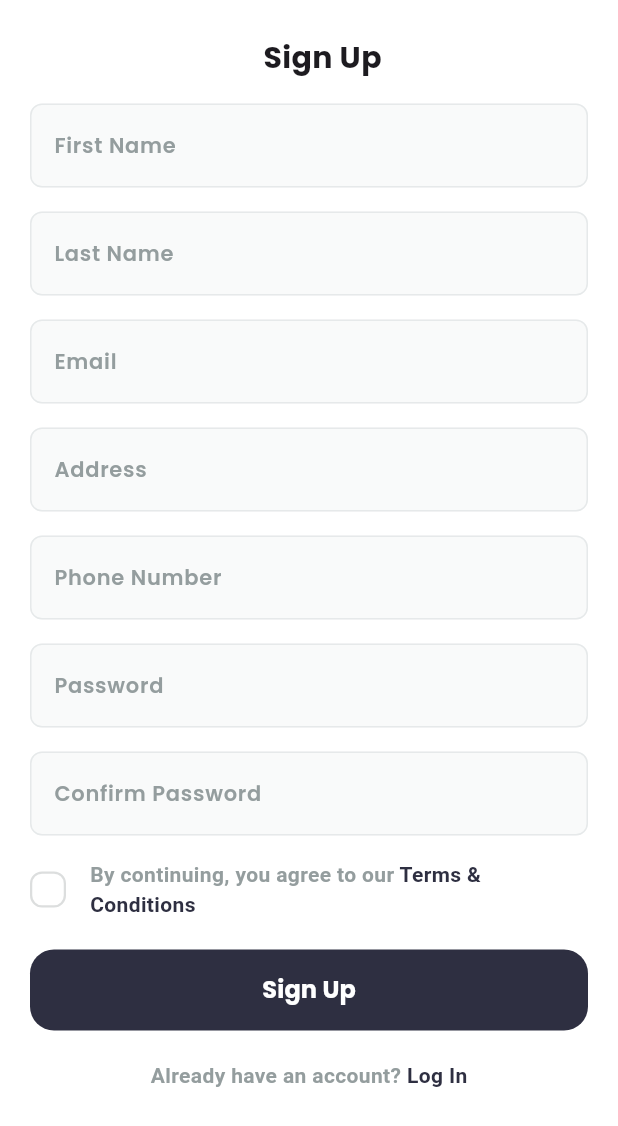
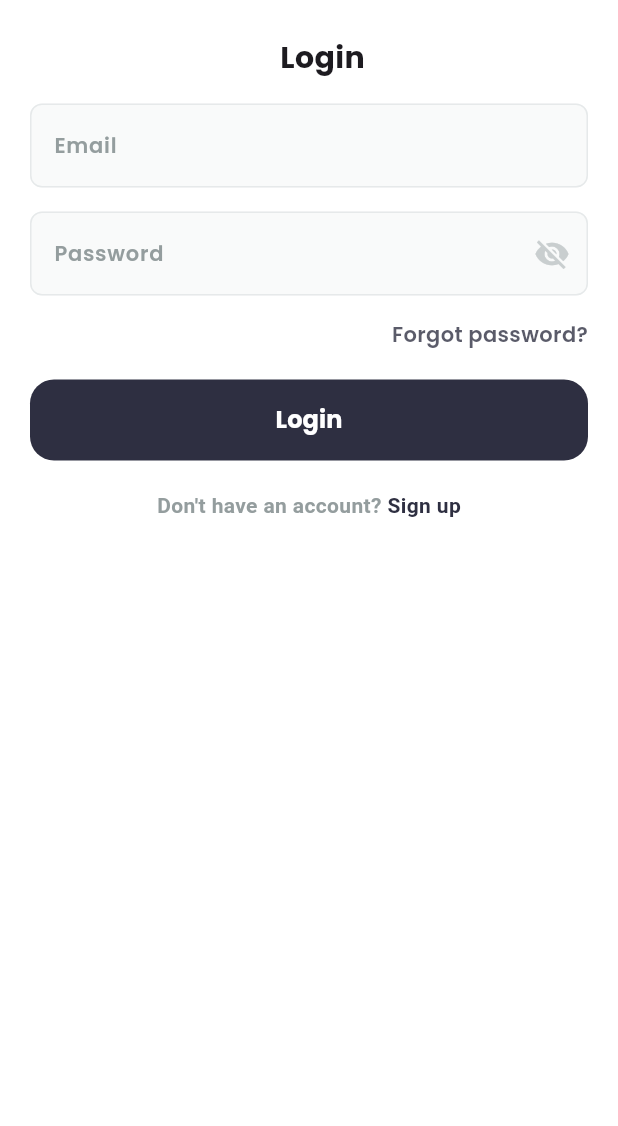
Before and after one commit to amirrrra/Electronics-App, a Flutter app: the screen it shows after launch, on a phone screen of 412 x 824 dp. Shown: the top 1126 px of the screen. Run offline on Flutter 3.47's test engine with Material 3 defaults, Android fonts, the phone set to English and light mode, and no system bars; our stand-ins replace flutter_svg.

Commit message:
Build login and signup views ui

```diff
--- a/lib/core/utils/app_colors.dart
+++ b/lib/core/utils/app_colors.dart
@@ -2,6 +2,7 @@ import 'package:flutter/material.dart';
 
 abstract class AppColors {
   static const primaryColor = Color(0xff2E2F41);
+  static const secondaryColor = Color.fromARGB(201, 46, 47, 65);
   static const black = Colors.black;
   static const white = Colors.white;
   static const transparent = Colors.transparent;
--- /dev/null
+++ b/lib/features/authentication/presentation/views/signin_view.dart
@@ -0,0 +1,15 @@
+import 'package:electronics_app/core/utils/app_colors.dart';
+import 'package:electronics_app/features/authentication/presentation/views/widgets/signin_widget.dart';
+import 'package:flutter/material.dart';
+
+class SigninView extends StatelessWidget {
+  const SigninView({super.key});
+
+  @override
+  Widget build(BuildContext context) {
+    return Scaffold(
+      backgroundColor: AppColors.white,
+      body: SigninWidget(),
+    );
+  }
+}
--- /dev/null
+++ b/lib/features/authentication/presentation/views/widgets/forgot_password_widget.dart
@@ -0,0 +1,23 @@
+import 'package:electronics_app/core/utils/app_colors.dart';
+import 'package:electronics_app/core/utils/app_styles.dart';
+import 'package:flutter/material.dart';
+
+class ForgotPasswordWidget extends StatelessWidget {
+  const ForgotPasswordWidget({super.key});
+
+  @override
+  Widget build(BuildContext context) {
+    return Row(
+      mainAxisAlignment: MainAxisAlignment.end,
+      children: [
+        GestureDetector(
+          onTap: (){},
+          child: Text(
+            'Forgot password?',
+            style: AppStyles.semiBold14.copyWith(color: AppColors.secondaryColor),
+          ),
+        ),
+      ],
+    );
+  }
+}
--- /dev/null
+++ b/lib/features/authentication/presentation/views/widgets/password_field_widget.dart
@@ -0,0 +1,36 @@
+import 'package:electronics_app/core/widgets/textfield_widget.dart';
+import 'package:flutter/material.dart';
+
+class PasswordFieldWidget extends StatefulWidget {
+  final String hint;
+  final void Function(String?)? onSaved;
+
+  const PasswordFieldWidget({super.key, required this.hint, this.onSaved});
+
+  @override
+  State<PasswordFieldWidget> createState() => _PasswordFieldWidgetState();
+}
+
+class _PasswordFieldWidgetState extends State<PasswordFieldWidget> {
+  bool isObscure = true;
+  @override
+  Widget build(BuildContext context) {
+    return TextfieldWidget(
+      onSaved: widget.onSaved,
+      obscureText: isObscure,
+      hint: widget.hint,
+      textInputType: TextInputType.visiblePassword,
+      suffixIcon: IconButton(
+        onPressed: () {
+          setState(() {
+            isObscure = !isObscure;
+          });
+        },
+        icon: Icon(
+          isObscure ? Icons.visibility_off : Icons.visibility,
+          color: Color(0xFFC9CECF),
+        ),
+      ),
+    );
+  }
+}
--- /dev/null
+++ b/lib/features/authentication/presentation/views/widgets/signin_widget.dart
@@ -0,0 +1,44 @@
+import 'package:electronics_app/core/utils/constants.dart';
+import 'package:electronics_app/core/widgets/app_bar_widget.dart';
+import 'package:electronics_app/core/widgets/button_widget.dart';
+import 'package:electronics_app/core/widgets/textfield_widget.dart';
+import 'package:electronics_app/features/authentication/presentation/views/widgets/forgot_password_widget.dart';
+import 'package:electronics_app/features/authentication/presentation/views/widgets/password_field_widget.dart';
+import 'package:electronics_app/features/authentication/presentation/views/widgets/switch_widget.dart';
+import 'package:flutter/material.dart';
+
+class SigninWidget extends StatelessWidget {
+  const SigninWidget({super.key});
+
+  @override
+  Widget build(BuildContext context) {
+    return SafeArea(
+      child: SingleChildScrollView(
+        child: Padding(
+          padding: Constants.horizPadding20,
+          child: Column(
+            spacing: 16,
+            children: [
+              const AppBarWidget(title: 'Login', isBack: false),
+              TextfieldWidget(
+                hint: 'Email',
+                textInputType: TextInputType.emailAddress,
+              ),
+              PasswordFieldWidget(hint: 'Password'),
+              const ForgotPasswordWidget(),
+              Padding(
+                padding: const EdgeInsets.symmetric(vertical: 4),
+                child: ButtonWidget(text: 'Login'),
+              ),
+              SwitchWidget(
+                qText: 'Don\'t have an account',
+                text: 'Sign up',
+                onTap: () {},
+              ),
+            ],
+          ),
+        ),
+      ),
+    );
+  }
+}
--- a/lib/features/authentication/presentation/views/widgets/signup_widget.dart
+++ b/lib/features/authentication/presentation/views/widgets/signup_widget.dart
@@ -3,6 +3,7 @@ import 'package:electronics_app/core/widgets/app_bar_widget.dart';
 import 'package:electronics_app/core/widgets/button_widget.dart';
 import 'package:electronics_app/core/widgets/textfield_widget.dart';
 import 'package:electronics_app/features/authentication/presentation/views/widgets/condition_widget.dart';
+import 'package:electronics_app/features/authentication/presentation/views/widgets/password_field_widget.dart';
 import 'package:electronics_app/features/authentication/presentation/views/widgets/switch_widget.dart';
 import 'package:flutter/material.dart';
 
@@ -40,8 +41,8 @@ class _SignupWidgetState extends State<SignupWidget> {
                   hint: 'Phone Number',
                   textInputType: TextInputType.phone,
                 ),
-                TextfieldWidget(hint: 'Password', obscureText: true),
-                TextfieldWidget(hint: 'Confirm Password', obscureText: true),
+                PasswordFieldWidget(hint: 'Password'),
+                PasswordFieldWidget(hint: 'Confirm Password'),
                 ConditionWidget(
                   onChecked: (value) {
                     setState(() {
--- a/lib/main.dart
+++ b/lib/main.dart
@@ -1,4 +1,6 @@
+import 'package:electronics_app/features/authentication/presentation/views/signin_view.dart';
 import 'package:electronics_app/features/authentication/presentation/views/signup_view.dart';
+import 'package:electronics_app/features/authentication/presentation/views/widgets/signin_widget.dart';
 import 'package:flutter/material.dart';
 
 import 'core/utils/constants.dart';
@@ -17,7 +19,7 @@ class ElectronicsApp extends StatelessWidget {
       title: 'Flutter Demo',
       debugShowCheckedModeBanner: false,
       theme: ThemeData(fontFamily: Constants.kPoppins),
-      home: SignupView(),
+      home: SigninView(),
     );
   }
 }
```
